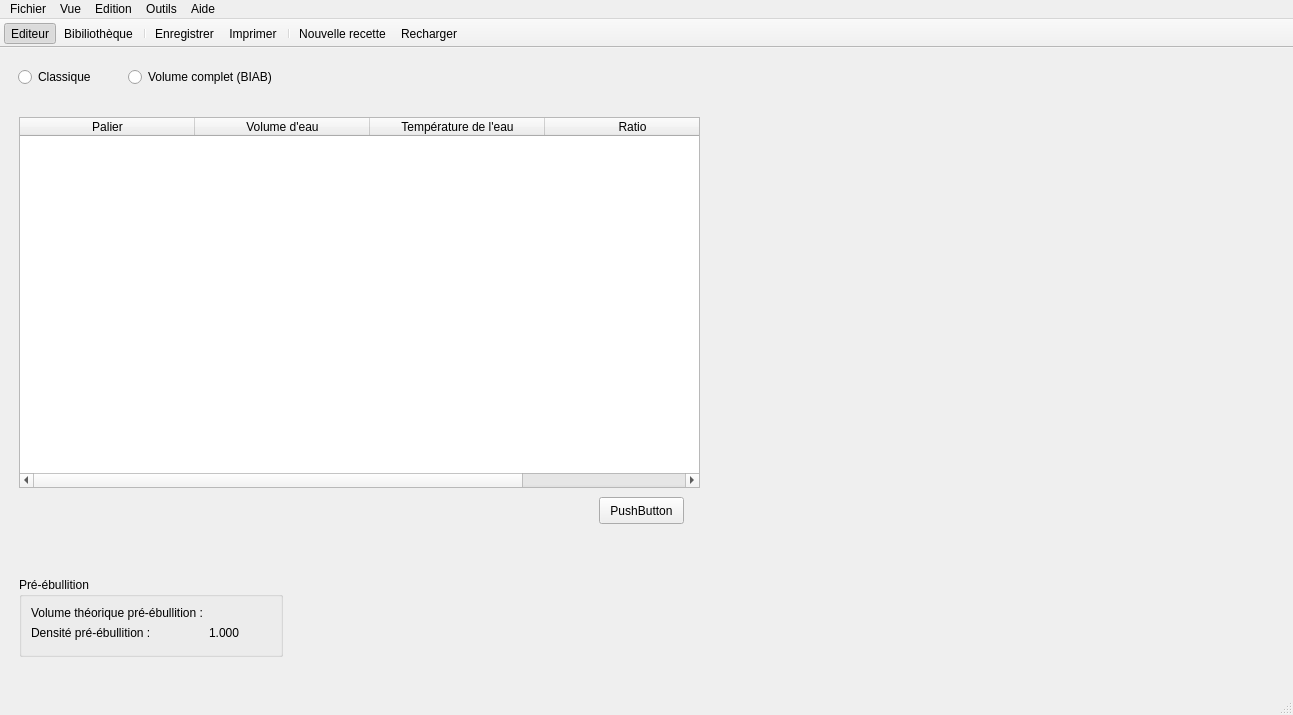
314r/joliebulle, file reader.ui: the form before one commit.
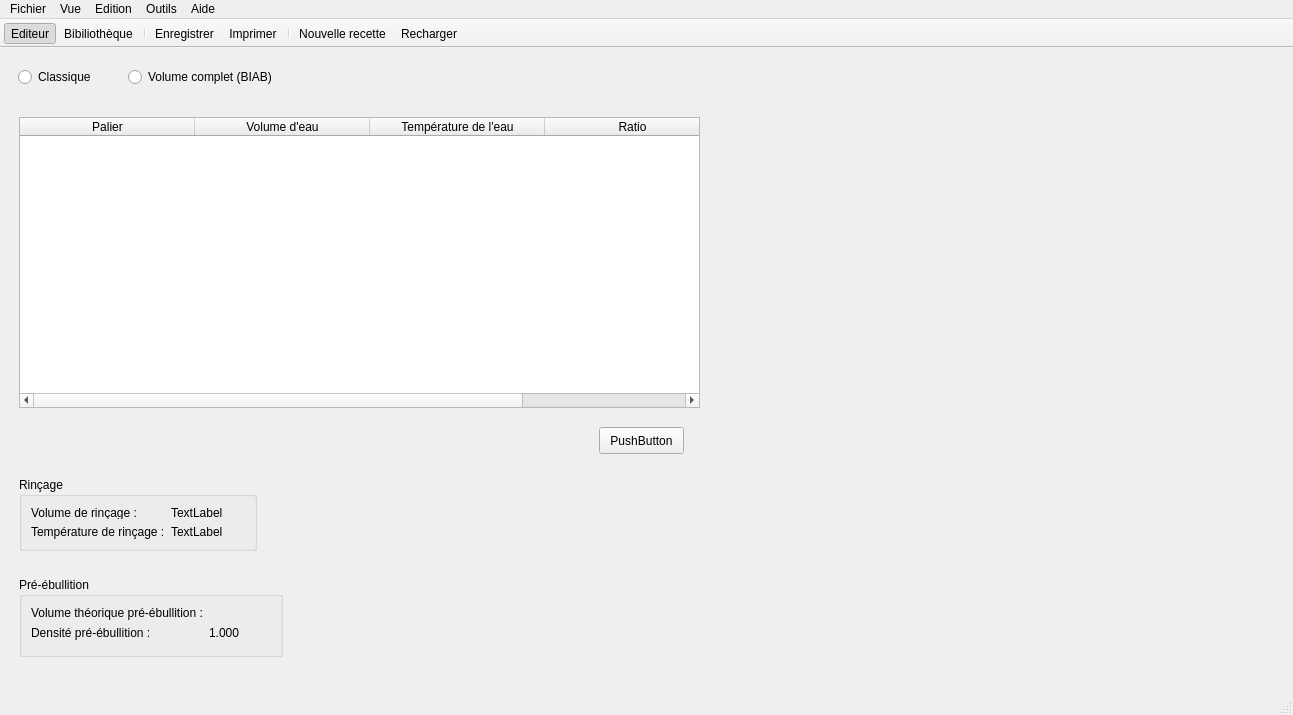
The form after the commit. The open tabs and pages were chosen to show the change. Icons and pictures are not drawn.

Diff of the .ui file:
```diff
--- a/reader.ui
+++ b/reader.ui
@@ -1218,7 +1218,7 @@
           <x>10</x>
           <y>60</y>
           <width>681</width>
-          <height>371</height>
+          <height>291</height>
          </rect>
         </property>
         <property name="editTriggers">
@@ -1282,7 +1282,7 @@
         <property name="geometry">
          <rect>
           <x>590</x>
-          <y>440</y>
+          <y>370</y>
           <width>85</width>
           <height>27</height>
          </rect>
@@ -1338,6 +1338,66 @@
          </item>
         </layout>
        </widget>
+       <widget class="QLabel" name="label_23">
+        <property name="geometry">
+         <rect>
+          <x>200</x>
+          <y>420</y>
+          <width>56</width>
+          <height>15</height>
+         </rect>
+        </property>
+        <property name="text">
+         <string/>
+        </property>
+       </widget>
+       <widget class="QGroupBox" name="groupBox_2">
+        <property name="geometry">
+         <rect>
+          <x>10</x>
+          <y>420</y>
+          <width>238</width>
+          <height>74</height>
+         </rect>
+        </property>
+        <property name="title">
+         <string>Rinçage</string>
+        </property>
+        <layout class="QGridLayout" name="gridLayout_10">
+         <item row="0" column="0">
+          <layout class="QFormLayout" name="formLayout_9">
+           <item row="0" column="0">
+            <widget class="QLabel" name="label_21">
+             <property name="text">
+              <string>Volume de rinçage :</string>
+             </property>
+            </widget>
+           </item>
+           <item row="1" column="0">
+            <widget class="QLabel" name="label_25">
+             <property name="text">
+              <string>Température de rinçage :</string>
+             </property>
+            </widget>
+           </item>
+           <item row="0" column="1">
+            <widget class="QLabel" name="label_26">
+             <property name="text">
+              <string>TextLabel</string>
+             </property>
+            </widget>
+           </item>
+           <item row="1" column="1">
+            <widget class="QLabel" name="label_27">
+             <property name="text">
+              <string>TextLabel</string>
+             </property>
+            </widget>
+           </item>
+          </layout>
+         </item>
+        </layout>
+       </widget>
       </widget>
      </widget>
     </item>
```
